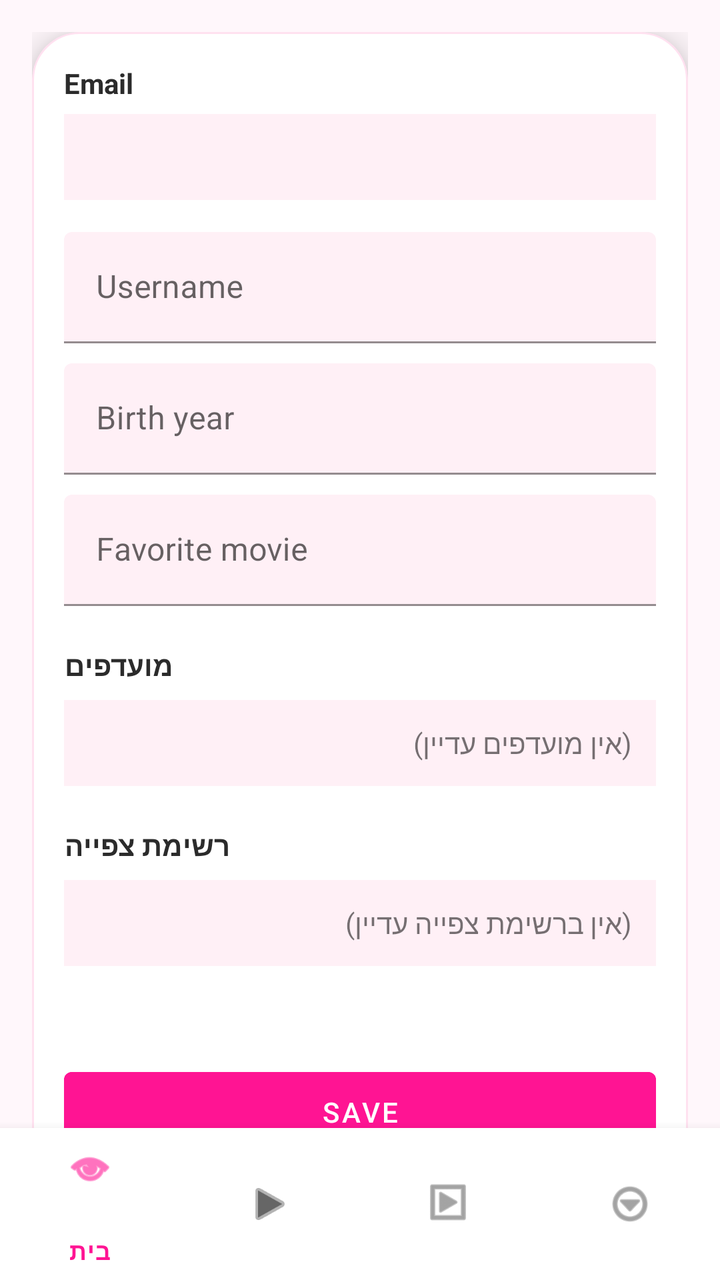
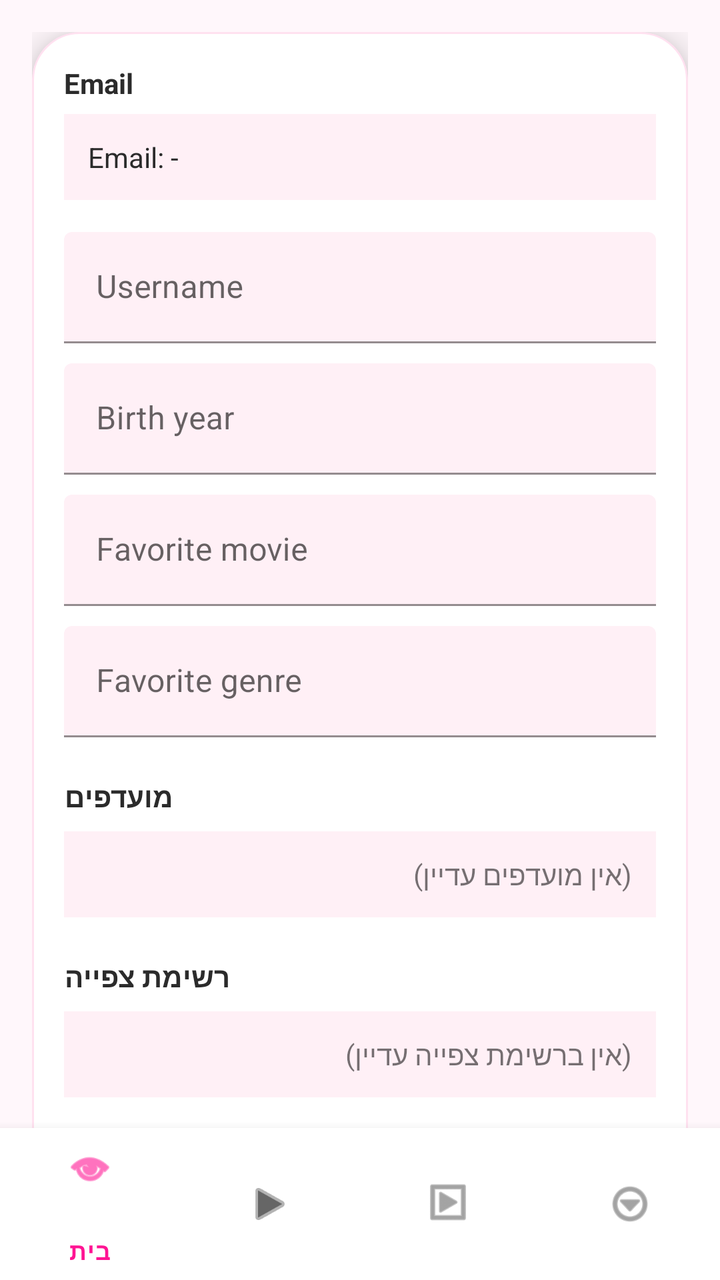

Two renders of the same Android screen: before a commit and after it. Below are the layout's source before the change and the commit's diff.
<!-- AndroidManifest.xml: application theme Base.Theme.FinalProject -->
<!-- res/layout/activity_user_page.xml -->
<?xml version="1.0" encoding="utf-8"?>
<androidx.constraintlayout.widget.ConstraintLayout
    xmlns:android="http://schemas.android.com/apk/res/android"
    xmlns:app="http://schemas.android.com/apk/res-auto"
    android:layout_width="match_parent"
    android:layout_height="match_parent"
    android:background="#FFF7FB">

    <androidx.core.widget.NestedScrollView
        android:id="@+id/scrollUser"
        android:layout_width="0dp"
        android:layout_height="0dp"
        android:fillViewport="true"
        app:layout_constraintTop_toTopOf="parent"
        app:layout_constraintBottom_toTopOf="@id/bottomNav"
        app:layout_constraintStart_toStartOf="parent"
        app:layout_constraintEnd_toEndOf="parent">

        <androidx.constraintlayout.widget.ConstraintLayout
            android:layout_width="match_parent"
            android:layout_height="wrap_content"
            android:padding="16dp">

            <com.google.android.material.card.MaterialCardView
                android:layout_width="0dp"
                android:layout_height="wrap_content"
                app:cardCornerRadius="24dp"
                app:cardElevation="10dp"
                app:strokeWidth="1dp"
                app:strokeColor="#33FF69B4"
                app:layout_constraintTop_toTopOf="parent"
                app:layout_constraintStart_toStartOf="parent"
                app:layout_constraintEnd_toEndOf="parent">

                <LinearLayout
                    android:layout_width="match_parent"
                    android:layout_height="wrap_content"
                    android:orientation="vertical"
                    android:padding="16dp">

                    
                    <TextView
                        android:text="Email"
                        android:textStyle="bold"
                        android:textColor="#2B2B2B"
                        android:textSize="14sp"
                        android:layout_width="wrap_content"
                        android:layout_height="wrap_content"/>

                    <TextView
                        android:id="@+id/tvEmail"
                        android:layout_width="match_parent"
                        android:layout_height="wrap_content"
                        android:background="#FFF0F6"
                        android:padding="12dp"
                        android:layout_marginTop="6dp"
                        android:textColor="#2B2B2B"/>

                    
                    <com.google.android.material.textfield.TextInputLayout
                        android:layout_width="match_parent"
                        android:layout_height="wrap_content"
                        android:layout_marginTop="16dp"
                        android:hint="Username"
                        app:boxBackgroundMode="filled"
                        app:boxBackgroundColor="#FFF0F6">

                        <com.google.android.material.textfield.TextInputEditText
                            android:id="@+id/etUsername"
                            android:layout_width="match_parent"
                            android:layout_height="wrap_content"/>
                    </com.google.android.material.textfield.TextInputLayout>

                    
                    <com.google.android.material.textfield.TextInputLayout
                        android:layout_width="match_parent"
                        android:layout_height="wrap_content"
                        android:layout_marginTop="10dp"
                        android:hint="Birth year"
                        app:boxBackgroundMode="filled"
                        app:boxBackgroundColor="#FFF0F6">

                        <com.google.android.material.textfield.TextInputEditText
                            android:id="@+id/etBirthYear"
                            android:layout_width="match_parent"
                            android:layout_height="wrap_content"
                            android:inputType="number"/>
                    </com.google.android.material.textfield.TextInputLayout>

                    
                    <com.google.android.material.textfield.TextInputLayout
                        android:layout_width="match_parent"
                        android:layout_height="wrap_content"
                        android:layout_marginTop="10dp"
                        android:hint="Favorite movie"
                        app:boxBackgroundMode="filled"
                        app:boxBackgroundColor="#FFF0F6">

                        <com.google.android.material.textfield.TextInputEditText
                            android:id="@+id/etMovie"
                            android:layout_width="match_parent"
                            android:layout_height="wrap_content"/>
                    </com.google.android.material.textfield.TextInputLayout>

                    
                    <TextView
                        android:layout_width="wrap_content"
                        android:layout_height="wrap_content"
                        android:text="מועדפים"
                        android:textStyle="bold"
                        android:layout_marginTop="20dp"
                        android:textColor="#2B2B2B"/>

                    <TextView
                        android:id="@+id/tvFavorites"
                        android:layout_width="match_parent"
                        android:layout_height="wrap_content"
                        android:background="#FFF0F6"
                        android:padding="12dp"
                        android:layout_marginTop="8dp"
                        android:text="(אין מועדפים עדיין)"/>

                    
                    <TextView
                        android:layout_width="wrap_content"
                        android:layout_height="wrap_content"
                        android:text="רשימת צפייה"
                        android:textStyle="bold"
                        android:layout_marginTop="20dp"
                        android:textColor="#2B2B2B"/>

                    <TextView
                        android:id="@+id/tvWatchlist"
                        android:layout_width="match_parent"
                        android:layout_height="wrap_content"
                        android:background="#FFF0F6"
                        android:padding="12dp"
                        android:layout_marginTop="8dp"
                        android:text="(אין ברשימת צפייה עדיין)"/>

                    
                    <TextView
                        android:id="@+id/tvMsgUser"
                        android:layout_width="match_parent"
                        android:layout_height="wrap_content"
                        android:layout_marginTop="12dp"
                        android:textColor="#D7263D"/>

                    
                    <com.google.android.material.button.MaterialButton
                        android:id="@+id/btnSaveUser"
                        android:layout_width="match_parent"
                        android:layout_height="52dp"
                        android:text="Save"
                        android:layout_marginTop="16dp"
                        android:textColor="@android:color/white"
                        android:backgroundTint="#FF1493"/>

                </LinearLayout>

            </com.google.android.material.card.MaterialCardView>

        </androidx.constraintlayout.widget.ConstraintLayout>
    </androidx.core.widget.NestedScrollView>

    
    <com.google.android.material.bottomnavigation.BottomNavigationView
        android:id="@+id/bottomNav"
        android:layout_width="0dp"
        android:layout_height="76dp"
        android:background="#FFFFFF"
        app:menu="@menu/bottom_nav_menu"
        app:layout_constraintBottom_toBottomOf="parent"
        app:layout_constraintStart_toStartOf="parent"
        app:layout_constraintEnd_toEndOf="parent"/>

</androidx.constraintlayout.widget.ConstraintLayout>
<!-- resources referenced by this layout -->
<resources>
  <style name="Base.Theme.FinalProject" parent="Theme.MaterialComponents.DayNight.NoActionBar">
  
          <item name="colorPrimary">#FF1493</item>
          <item name="colorPrimaryVariant">#C51162</item>
          <item name="colorSecondary">#FF1493</item>
  
          
          <item name="android:windowAnimationStyle">@style/SmoothTransition</item>
      </style>
  <style name="SmoothTransition">
          <item name="android:activityOpenEnterAnimation">@android:anim/fade_in</item>
          <item name="android:activityOpenExitAnimation">@android:anim/fade_out</item>
          <item name="android:activityCloseEnterAnimation">@android:anim/fade_in</item>
          <item name="android:activityCloseExitAnimation">@android:anim/fade_out</item>
      </style>
</resources>

<!-- the commit's change to res/layout/activity_user_page.xml (unified diff, before → after) -->
@@ -40,12 +40,12 @@
 
                     
                     <TextView
+                        android:layout_width="wrap_content"
+                        android:layout_height="wrap_content"
                         android:text="Email"
                         android:textStyle="bold"
                         android:textColor="#2B2B2B"
-                        android:textSize="14sp"
-                        android:layout_width="wrap_content"
-                        android:layout_height="wrap_content"/>
+                        android:textSize="14sp" />
 
                     <TextView
                         android:id="@+id/tvEmail"
@@ -54,7 +54,8 @@
                         android:background="#FFF0F6"
                         android:padding="12dp"
                         android:layout_marginTop="6dp"
-                        android:textColor="#2B2B2B"/>
+                        android:text="Email: -"
+                        android:textColor="#2B2B2B" />
 
                     
                     <com.google.android.material.textfield.TextInputLayout
@@ -68,7 +69,7 @@
                         <com.google.android.material.textfield.TextInputEditText
                             android:id="@+id/etUsername"
                             android:layout_width="match_parent"
-                            android:layout_height="wrap_content"/>
+                            android:layout_height="wrap_content" />
                     </com.google.android.material.textfield.TextInputLayout>
 
                     
@@ -84,7 +85,7 @@
                             android:id="@+id/etBirthYear"
                             android:layout_width="match_parent"
                             android:layout_height="wrap_content"
-                            android:inputType="number"/>
+                            android:inputType="number" />
                     </com.google.android.material.textfield.TextInputLayout>
 
                     
@@ -99,7 +100,22 @@
                         <com.google.android.material.textfield.TextInputEditText
                             android:id="@+id/etMovie"
                             android:layout_width="match_parent"
-                            android:layout_height="wrap_content"/>
+                            android:layout_height="wrap_content" />
+                    </com.google.android.material.textfield.TextInputLayout>
+
+                    
+                    <com.google.android.material.textfield.TextInputLayout
+                        android:layout_width="match_parent"
+                        android:layout_height="wrap_content"
+                        android:layout_marginTop="10dp"
+                        android:hint="Favorite genre"
+                        app:boxBackgroundMode="filled"
+                        app:boxBackgroundColor="#FFF0F6">
+
+                        <com.google.android.material.textfield.TextInputEditText
+                            android:id="@+id/etFavoriteGenre"
+                            android:layout_width="match_parent"
+                            android:layout_height="wrap_content" />
                     </com.google.android.material.textfield.TextInputLayout>
 
                     
@@ -109,7 +125,7 @@
                         android:text="מועדפים"
                         android:textStyle="bold"
                         android:layout_marginTop="20dp"
-                        android:textColor="#2B2B2B"/>
+                        android:textColor="#2B2B2B" />
 
                     <TextView
                         android:id="@+id/tvFavorites"
@@ -118,7 +134,7 @@
                         android:background="#FFF0F6"
                         android:padding="12dp"
                         android:layout_marginTop="8dp"
-                        android:text="(אין מועדפים עדיין)"/>
+                        android:text="(אין מועדפים עדיין)" />
 
                     
                     <TextView
@@ -127,7 +143,7 @@
                         android:text="רשימת צפייה"
                         android:textStyle="bold"
                         android:layout_marginTop="20dp"
-                        android:textColor="#2B2B2B"/>
+                        android:textColor="#2B2B2B" />
 
                     <TextView
                         android:id="@+id/tvWatchlist"
@@ -136,7 +152,7 @@
                         android:background="#FFF0F6"
                         android:padding="12dp"
                         android:layout_marginTop="8dp"
-                        android:text="(אין ברשימת צפייה עדיין)"/>
+                        android:text="(אין ברשימת צפייה עדיין)" />
 
                     
                     <TextView
@@ -144,7 +160,7 @@
                         android:layout_width="match_parent"
                         android:layout_height="wrap_content"
                         android:layout_marginTop="12dp"
-                        android:textColor="#D7263D"/>
+                        android:textColor="#D7263D" />
 
                     
                     <com.google.android.material.button.MaterialButton
@@ -154,7 +170,7 @@
                         android:text="Save"
                         android:layout_marginTop="16dp"
                         android:textColor="@android:color/white"
-                        android:backgroundTint="#FF1493"/>
+                        android:backgroundTint="#FF1493" />
 
                 </LinearLayout>
 
@@ -172,6 +188,6 @@
         app:menu="@menu/bottom_nav_menu"
         app:layout_constraintBottom_toBottomOf="parent"
         app:layout_constraintStart_toStartOf="parent"
-        app:layout_constraintEnd_toEndOf="parent"/>
+        app:layout_constraintEnd_toEndOf="parent" />
 
 </androidx.constraintlayout.widget.ConstraintLayout>
<!-- resource entries referenced after the edit -->
@@ -2,9 +2,21 @@
 <resources>
   <style name="Base.Theme.FinalProject" parent="Theme.MaterialComponents.DayNight.NoActionBar">
   
+          
           <item name="colorPrimary">#FF1493</item>
           <item name="colorPrimaryVariant">#C51162</item>
+          <item name="colorOnPrimary">#FFFFFF</item>
+  
           <item name="colorSecondary">#FF1493</item>
+          <item name="colorOnSecondary">#FFFFFF</item>
+  
+          
+          <item name="android:windowBackground">#FFFFFF</item>
+          <item name="colorSurface">#FFFFFF</item>
+          <item name="colorOnSurface">#000000</item>
+  
+          
+          <item name="materialCardViewStyle">@style/Widget.MaterialComponents.CardView</item>
   
           
           <item name="android:windowAnimationStyle">@style/SmoothTransition</item>
